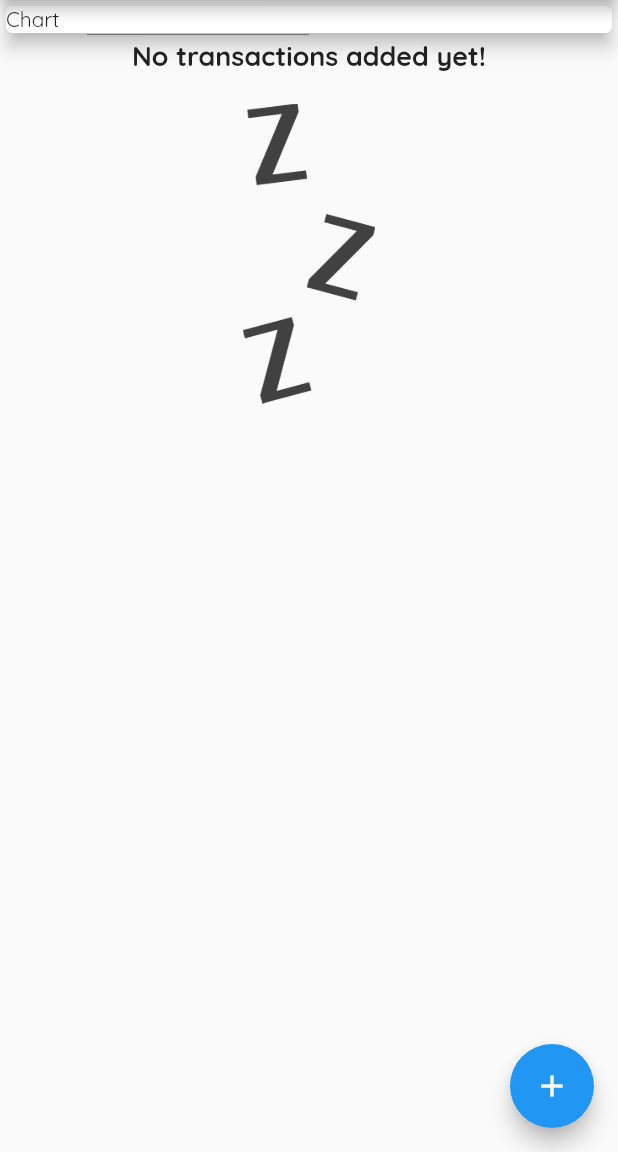
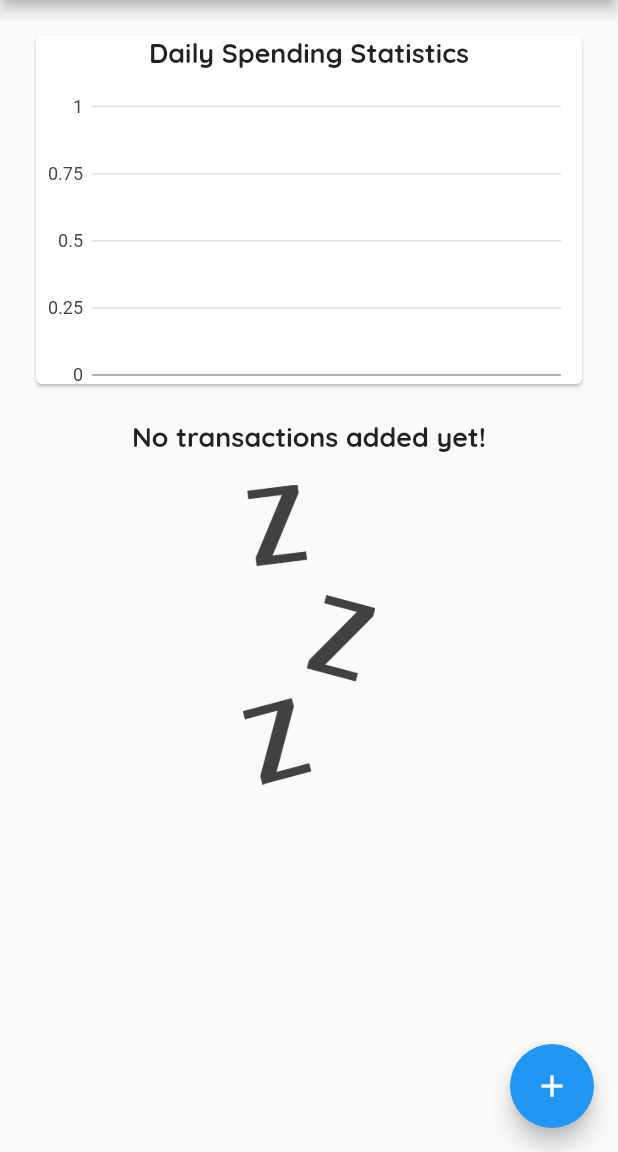
Before and after one commit to jimmy-lan/flutter_budget_app, a Flutter app: the screen it shows after launch, on a phone screen of 412 x 824 dp, the part 84-1236 px from its top. Run offline on Flutter 3.47's test engine with Material 2 defaults, Android fonts, the phone set to English and light mode, and no system bars; our stand-ins replace charts_flutter.

Commit message:
Implement chart widget

```diff
--- a/lib/main.dart
+++ b/lib/main.dart
@@ -1,4 +1,5 @@
 import 'package:flutter/material.dart';
+import 'package:flutter_budget_app/widgets/chart.dart';
 
 import './widgets/new_transaction.dart';
 import './models/transaction.dart';
@@ -83,10 +84,7 @@ class _MyHomePageState extends State<MyHomePage> {
       body: Column(
         crossAxisAlignment: CrossAxisAlignment.stretch,
         children: [
-          Card(
-            child: Text("Chart"),
-            elevation: 5,
-          ),
+          Chart(data: []),
           TransactionList(
             transactions: _userTransactions,
           ),
--- /dev/null
+++ b/lib/models/spending_by_day.dart
@@ -0,0 +1,10 @@
+import 'package:charts_flutter/flutter.dart' as charts;
+import 'package:flutter/foundation.dart';
+
+class SpendingByDay {
+  final String day;
+  final double amount;
+  final charts.Color color;
+
+  SpendingByDay({@required this.day, @required this.amount, @required this.color});
+}
--- /dev/null
+++ b/lib/widgets/chart.dart
@@ -0,0 +1,39 @@
+import 'package:flutter/material.dart';
+import 'package:flutter_budget_app/models/spending_by_day.dart';
+import 'package:charts_flutter/flutter.dart';
+
+class Chart extends StatelessWidget {
+  final List<SpendingByDay> data;
+
+  Chart({@required this.data});
+
+  @override
+  Widget build(BuildContext context) {
+    List<Series<SpendingByDay, String>> series = [
+      Series(
+          id: "spending",
+          data: data,
+          domainFn: (SpendingByDay series, _) => series.day,
+          measureFn: (SpendingByDay series, _) => series.amount,
+          colorFn: (SpendingByDay series, _) => series.color),
+    ];
+
+    return Container(
+      height: 280,
+      padding: EdgeInsets.all(20),
+      child: Card(
+          child: Column(
+        children: [
+          Text("Daily Spending Statistics", style: Theme.of(context).textTheme.bodyText1,),
+          SizedBox(height: 10,),
+          Expanded(
+            child: BarChart(
+              series,
+              animate: true,
+            ),
+          )
+        ],
+      )),
+    );
+  }
+}
--- a/pubspec.yaml
+++ b/pubspec.yaml
@@ -23,7 +23,7 @@ environment:
 dependencies:
   flutter:
     sdk: flutter
-  fl_chart: ^0.35.0
+  charts_flutter: ^0.8.1
   intl: ^0.15.8
 
   # The following adds the Cupertino Icons font to your application.
```
Also changed, not shown: pubspec.lock.
